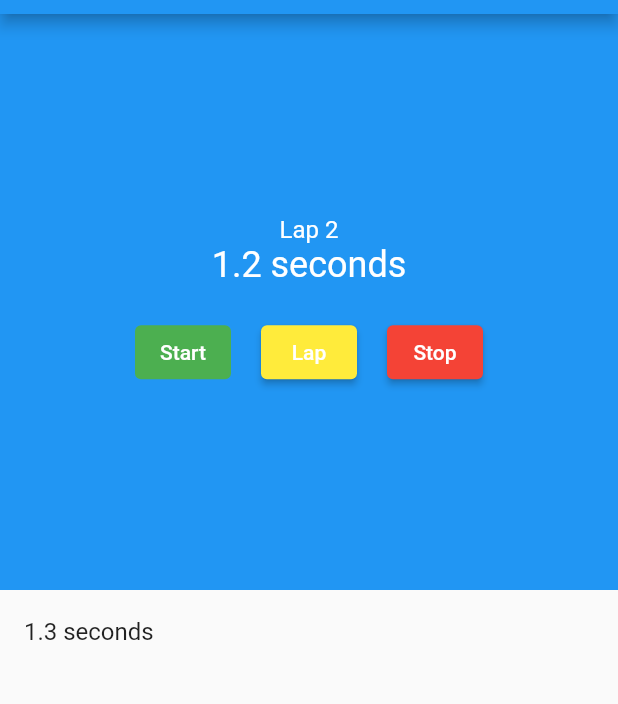
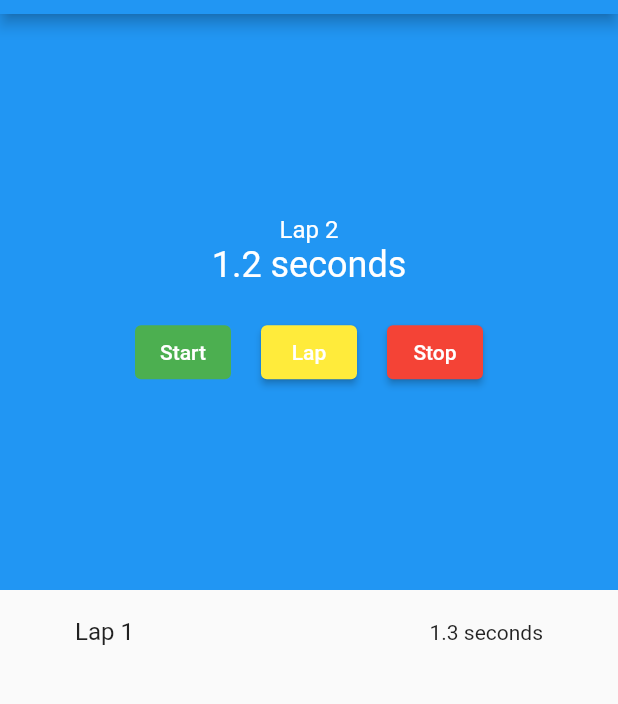
Before and after one commit to leonistor/stopwatch, a Flutter app: the screen it shows after launch, after a tap on "Start", after a tap on "Lap", on a phone screen of 412 x 824 dp, the part 70-774 px from its top. Run offline on Flutter 3.47's test engine with Material 2 defaults, Android fonts, the phone set to English and light mode, and no system bars.

Commit message:
list builder with ScrollController

```diff
--- a/lib/stopwatch.dart
+++ b/lib/stopwatch.dart
@@ -13,6 +13,8 @@ class _StopWatchState extends State<StopWatch> {
   int milliseconds = 0;
   late Timer timer;
   final laps = <int>[];
+  final itemHeight = 60.0;
+  final scollController = ScrollController();
   bool isTicking = false;
 
   @override
@@ -44,6 +46,11 @@ class _StopWatchState extends State<StopWatch> {
   }
 
   void _lap() {
+    scollController.animateTo(
+      itemHeight * laps.length, // offset
+      duration: const Duration(milliseconds: 500),
+      curve: Curves.easeIn,
+    );
     setState(() {
       laps.add(milliseconds);
       milliseconds = 0;
@@ -71,13 +78,20 @@ class _StopWatchState extends State<StopWatch> {
   }
 
   Widget _buildLapDisplay() {
-    return ListView(
-      children: [
-        for (var mls in laps)
-          ListTile(
-            title: Text(_secondText(mls)),
-          )
-      ],
+    return Scrollbar(
+      child: ListView.builder(
+        controller: scollController,
+        itemExtent: itemHeight,
+        itemCount: laps.length,
+        itemBuilder: (context, index) {
+          final mls = laps[index];
+          return ListTile(
+            title: Text('Lap ${index + 1}'),
+            trailing: Text(_secondText(mls)),
+            contentPadding: const EdgeInsets.symmetric(horizontal: 50),
+          );
+        },
+      ),
     );
   }
 
```
